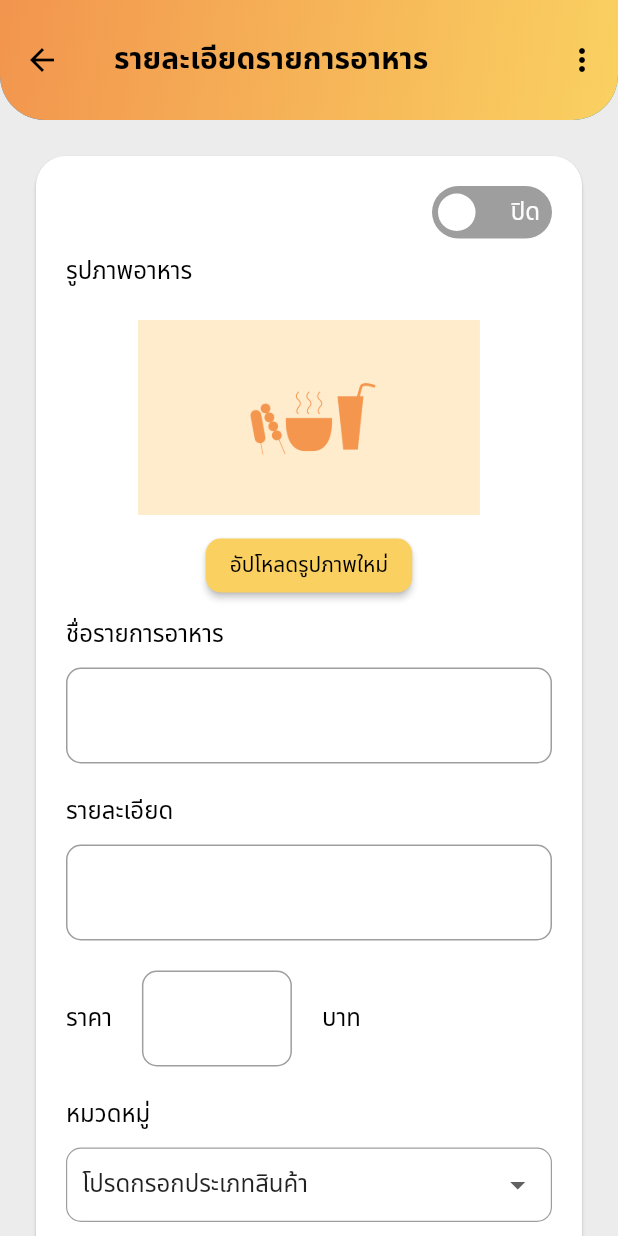
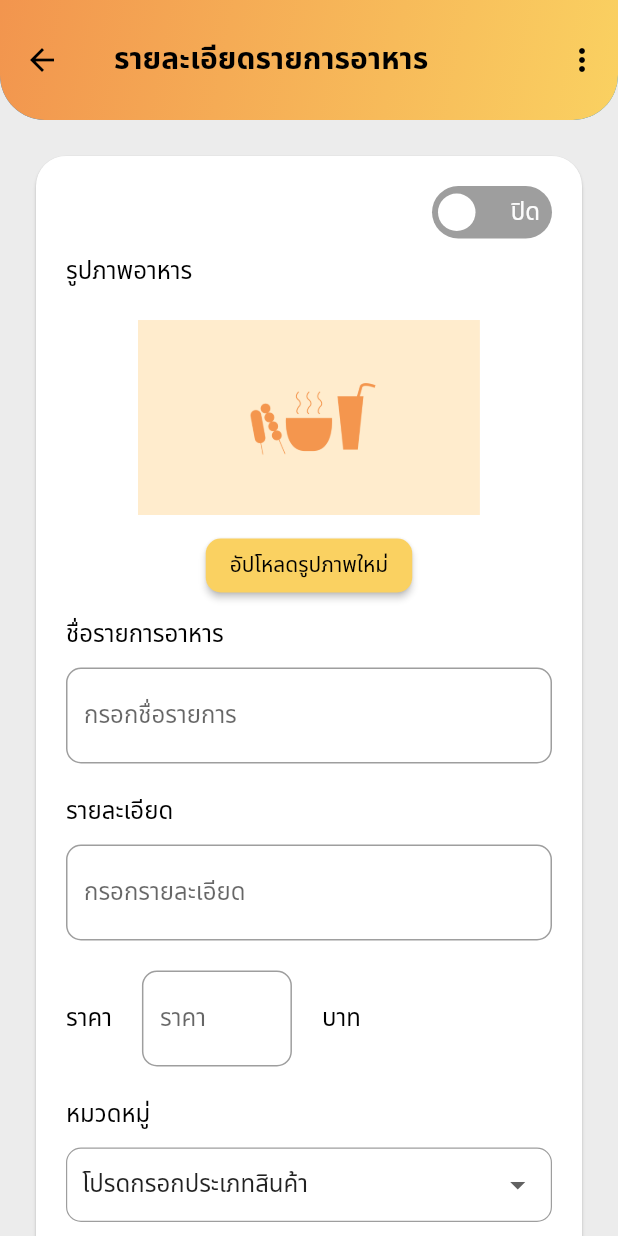
Before and after one commit to Kantaponruj/cd_seniorproject_merchant, a Flutter app: the AddMenuPage screen opened directly, on a phone screen of 412 x 824 dp. Run offline on Flutter 3.47's test engine with Material 2 defaults, Android fonts, the phone set to English and light mode, and no system bars; drawn by our look-alikes of flutter_switch; our stand-ins replace auto_size_text, cloud_firestore, firebase_auth, firebase_core, firebase_messaging, firebase_storage and 8 more; missing offline and left inert: bottom_indicator_bar_fork, flutter_phone_direct_caller, flutter_polyline_points, google_maps_place_picker, google_maps_widget; accounts and stored records are empty.

```diff
--- a/lib/screens/menu/add_menu.dart
+++ b/lib/screens/menu/add_menu.dart
@@ -322,6 +322,7 @@ class _AddMenuPageState extends State<AddMenuPage> {
                 'ชื่อรายการอาหาร',
                 null,
                 _currentMenu.name,
+                'กรอกชื่อรายการ',
                 (String value) {
                   _currentMenu.name = value;
                 },
@@ -333,6 +334,7 @@ class _AddMenuPageState extends State<AddMenuPage> {
                 'รายละเอียด',
                 null,
                 _currentMenu.description,
+                'กรอกรายละเอียด',
                 (String value) {
                   _currentMenu.description = value;
                 },
@@ -345,6 +347,7 @@ class _AddMenuPageState extends State<AddMenuPage> {
                 (String value) {
                   _currentMenu.price = value;
                 },
+                'ราคา',
               ),
             ),
             Container(
@@ -409,7 +412,7 @@ class _AddMenuPageState extends State<AddMenuPage> {
   }
 
   Widget buildTextField(String headerText, TextEditingController controller,
-      String initialValue, Function onSaved) {
+      String initialValue, String hintText, Function onSaved) {
     return Container(
       child: Column(
         children: [
@@ -421,13 +424,10 @@ class _AddMenuPageState extends State<AddMenuPage> {
               style: FontCollection.bodyTextStyle,
             ),
           ),
-          TextFormField(
+          BuildPlainTextField(
             initialValue: initialValue,
-            controller: controller,
-            decoration: InputDecoration(
-              border:
-                  OutlineInputBorder(borderRadius: BorderRadius.circular(10)),
-            ),
+            textEditingController: controller,
+            hintText: hintText,
             onSaved: onSaved,
           ),
         ],
@@ -462,7 +462,7 @@ class _AddMenuPageState extends State<AddMenuPage> {
     );
   }
 
-  Widget buildPrice(String initialValue, Function onSaved, {String hintText}) {
+  Widget buildPrice(String initialValue, Function onSaved, String hintText) {
     return Row(
       children: [
         Container(
@@ -475,13 +475,9 @@ class _AddMenuPageState extends State<AddMenuPage> {
         ),
         SizedBox(
           width: 100,
-          child: TextFormField(
+          child: BuildPlainTextField(
             initialValue: initialValue,
-            decoration: InputDecoration(
-              hintText: hintText,
-              border:
-                  OutlineInputBorder(borderRadius: BorderRadius.circular(10)),
-            ),
+            hintText: hintText,
             onSaved: onSaved,
           ),
         ),
@@ -621,6 +617,7 @@ class _AddMenuPageState extends State<AddMenuPage> {
                 'ชื่อตัวเลือก',
                 toppingName,
                 null,
+                'กรอกชื่อตัวเลือก',
                 (String value) {},
               ),
             ),
@@ -630,6 +627,7 @@ class _AddMenuPageState extends State<AddMenuPage> {
                 'รายละเอียด',
                 toppingDetail,
                 null,
+                'กรอกรายละเอียด',
                 (String value) {},
               ),
             ),
```
Also changed, not shown: lib/component/mainAppBar.dart (+15 -12 lines), lib/screens/menu.dart (+21 -4 lines), lib/screens/order/customer_map.dart (+51 -15 lines), lib/widgets/original_map_widget.dart (+7 -1 lines).
